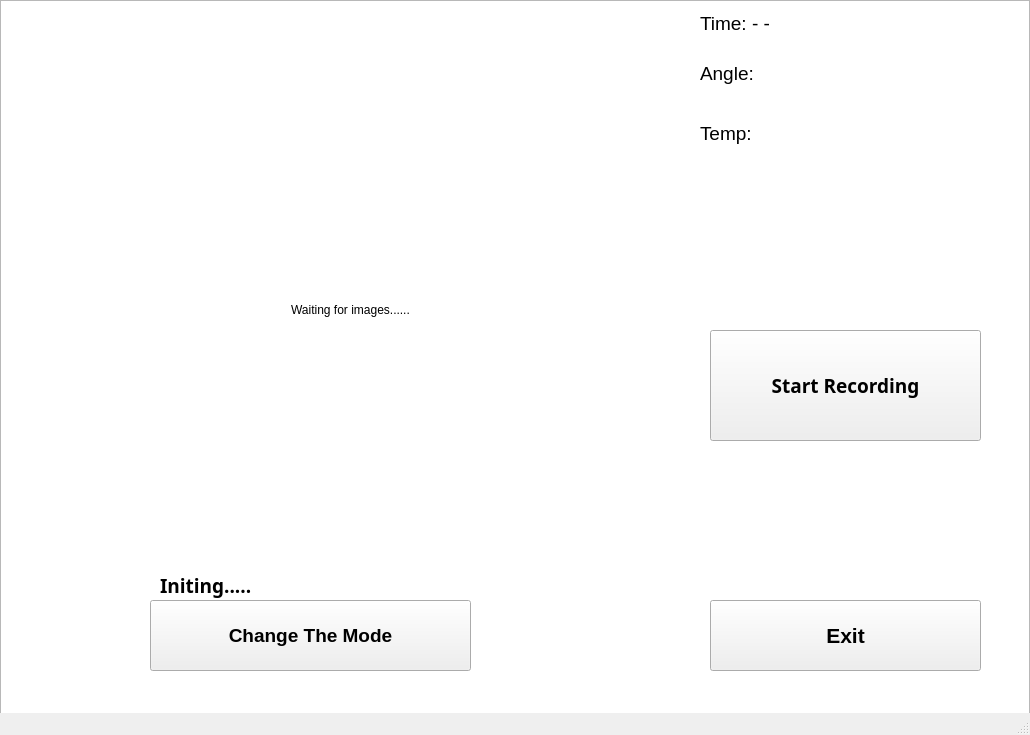
daijiaweicb/Outdoor-Photography-Helmet-with-Physical-Condition-Monitoring, file QTViewer/mainwindow.ui: the form before one commit.
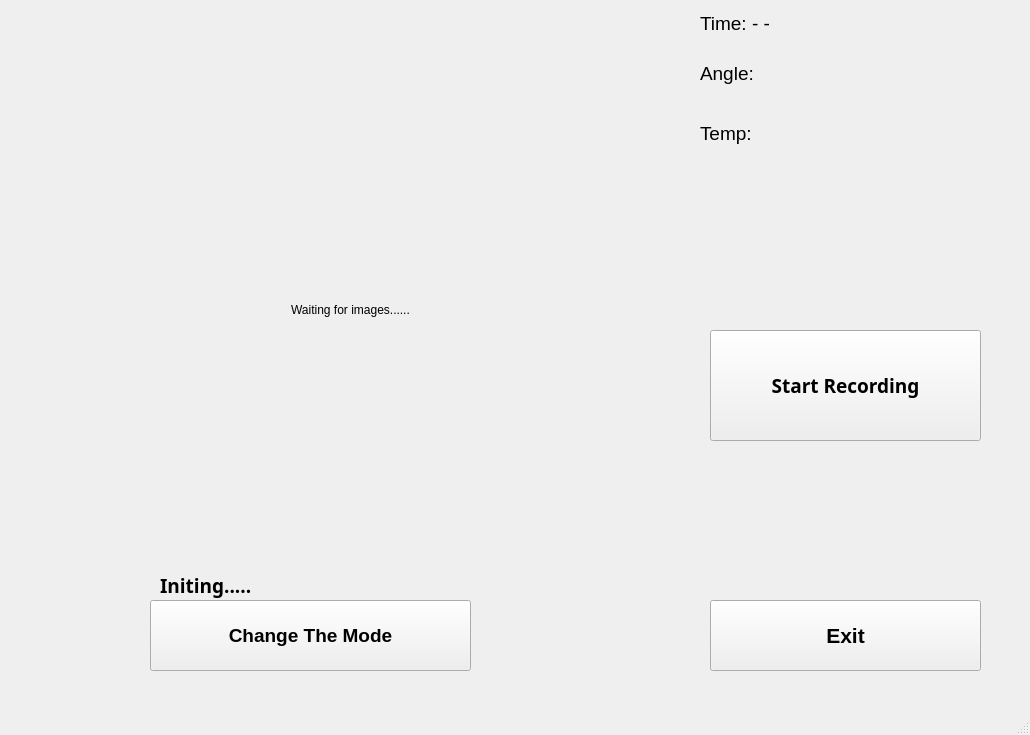
The form after the commit.

```diff
--- a/QTViewer/mainwindow.ui
+++ b/QTViewer/mainwindow.ui
@@ -217,15 +217,18 @@
      <string>Temp: </string>
     </property>
    </widget>
-   <widget class="QListView" name="listView">
+   <widget class="QLabel" name="label">
     <property name="geometry">
      <rect>
       <x>0</x>
       <y>0</y>
       <width>1030</width>
-      <height>735</height>
+      <height>725</height>
      </rect>
     </property>
+    <property name="text">
+     <string/>
+    </property>
    </widget>
    <zorder>listView</zorder>
    <zorder>label_time</zorder>
```
Left out of the diff: 2 changed lines with no effect on the pictures.
